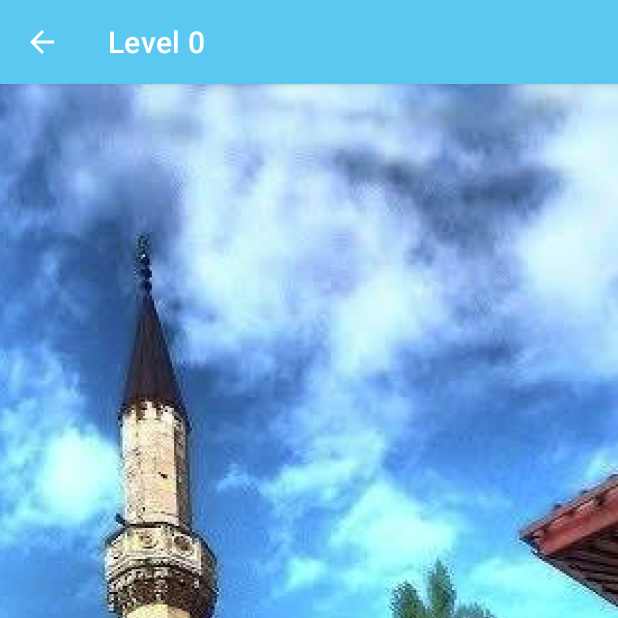
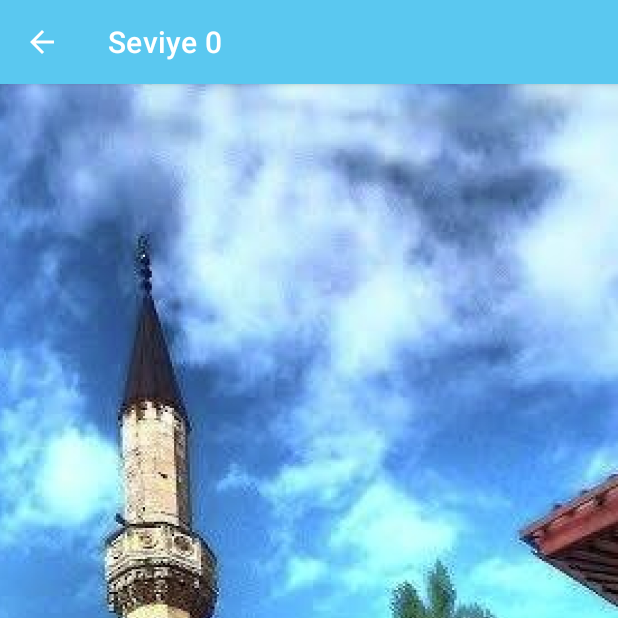
Before and after one commit to Ahtem707/GizliSoz_android, an Android app: the LevelActivity screen opened directly, with no data from a screen before it, on a phone screen of 412 x 824 dp, the top half of it. Run offline under Robolectric (Android 15) with nearby library versions, the phone set to English and light mode, and no system bars.

Commit message:
Добавил alertView и поправил текстовки

```diff
--- a/app/src/main/java/com/iw/gizlysoz/Level/LevelViewModel.kt
+++ b/app/src/main/java/com/iw/gizlysoz/Level/LevelViewModel.kt
@@ -24,7 +24,8 @@ data class Level(
 
 class LevelViewModel {
 
-    var levelData: Level? = null
+    var levelData: Level? = null;
+    var levelOpenWords: ArrayList<String> = ArrayList();
 
     private fun getJsonDataFromAsset(context: Context, fileName: String): String? {
         val jsonString: String
--- a/app/src/main/res/values/strings.xml
+++ b/app/src/main/res/values/strings.xml
@@ -1,7 +1,10 @@
 <resources>
     <string name="app_name">GizlySöz</string>
-    <string name="level">Level</string>
-    <string name="start">Start</string>
+    <string name="level">Seviye</string>
+    <string name="start">Başlamaq</string>
+    <string name="wellDone">Maşşalla</string>
+    <string name="youWin">Sen yuttin</string>
+    <string name="well">Yahşı</string>
 
     <!-- TODO: Remove or change this placeholder text -->
     <string name="hello_blank_fragment">Hello blank fragment</string>
```
Also changed, not shown: app/src/main/java/com/iw/gizlysoz/Level/Keyboard.kt (+0 -18 lines), app/src/main/java/com/iw/gizlysoz/Level/LevelActivity.kt (+23 -5 lines).
